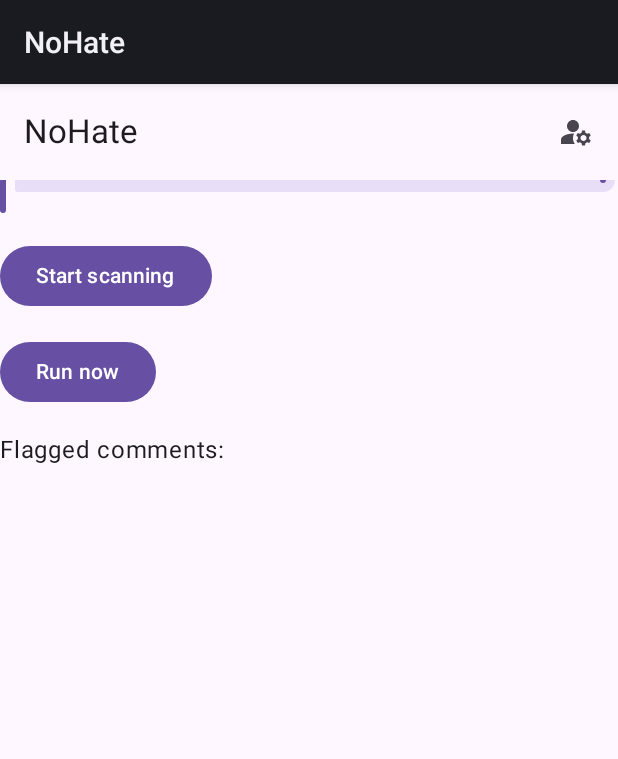
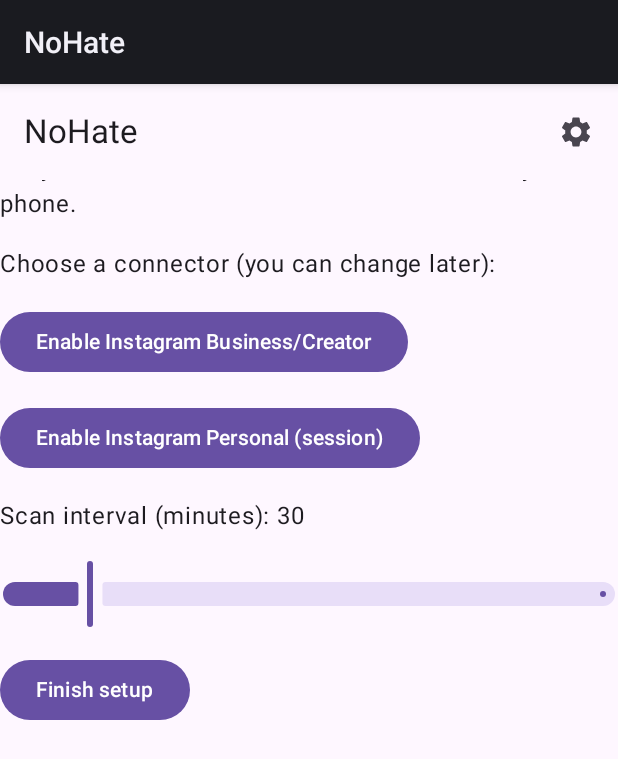
Before and after one commit to phrag/NoHate, an Android app built with Jetpack Compose: the screen it shows after launch (MainActivity), on a phone screen of 412 x 824 dp. Shown: the top 759 px of the screen. Run offline under Robolectric (Android 15) with nearby library versions, the phone set to English and light mode, and no system bars; 3 statements that could not run were skipped.

Commit message:
Implement navigation and onboarding logic: Added navigation components to MainActivity, including settings and onboarding screens. Updated SecureStore to manage onboarding completion state. Included new dependency for navigation-compose in build.gradle.kts.

```diff
--- a/app/build.gradle.kts
+++ b/app/build.gradle.kts
@@ -79,6 +79,7 @@ dependencies {
 	implementation("androidx.webkit:webkit:1.11.0")
 	implementation("com.google.android.material:material:1.12.0")
 	implementation("androidx.compose.material:material-icons-extended")
+	implementation("androidx.navigation:navigation-compose:2.8.0")
 
 	androidTestImplementation("androidx.test:core-ktx:1.6.1")
 	androidTestImplementation("androidx.test.ext:junit:1.2.1")
--- a/app/src/main/java/com/nohate/app/MainActivity.kt
+++ b/app/src/main/java/com/nohate/app/MainActivity.kt
@@ -27,10 +27,17 @@ import androidx.compose.material3.Scaffold
 import androidx.compose.material3.IconButton
 import androidx.compose.material3.Icon
 import androidx.compose.material.icons.Icons
-import androidx.compose.material.icons.filled.ManageAccounts
-import com.nohate.app.ui.AccountsScreen
+import androidx.compose.material.icons.filled.Settings
 import androidx.work.OneTimeWorkRequestBuilder
 import androidx.compose.material3.ExperimentalMaterial3Api
+import androidx.navigation.compose.NavHost
+import androidx.navigation.compose.composable
+import androidx.navigation.compose.rememberNavController
+import com.nohate.app.ui.AccountsScreen
+import com.nohate.app.ui.OnboardingScreen
+import com.nohate.app.ui.SettingsScreen
+import androidx.compose.material3.SnackbarHost
+import androidx.compose.material3.SnackbarHostState
 
 class MainActivity : ComponentActivity() {
 	override fun onCreate(savedInstanceState: Bundle?) {
@@ -46,29 +53,35 @@ class MainActivity : ComponentActivity() {
 @OptIn(ExperimentalMaterial3Api::class)
 @Composable
 private fun App() {
-	var showAccounts by remember { mutableStateOf(false) }
+	val context = androidx.compose.ui.platform.LocalContext.current
+	val store = remember { SecureStore(context) }
+	val nav = rememberNavController()
+	val startDest = if (store.isOnboardingComplete()) "home" else "onboarding"
+	val snackbarHostState = remember { SnackbarHostState() }
+
 	Scaffold(
 		topBar = {
 			TopAppBar(
 				title = { Text("NoHate") },
 				actions = {
-					IconButton(onClick = { showAccounts = !showAccounts }) {
-						Icon(Icons.Filled.ManageAccounts, contentDescription = "Accounts")
+					IconButton(onClick = { nav.navigate("settings") }) {
+						Icon(Icons.Filled.Settings, contentDescription = "Settings")
 					}
 				}
 			)
-		}
+		},
+		snackbarHost = { SnackbarHost(snackbarHostState) }
 	) { padding ->
-		if (showAccounts) {
-			AccountsScreen()
-		} else {
-			MainScreen()
+		NavHost(navController = nav, startDestination = startDest) {
+			composable("onboarding") { OnboardingScreen { nav.navigate("home") { popUpTo("onboarding") { inclusive = true } } } }
+			composable("home") { MainScreen(onMessage = { msg -> LaunchedEffect(msg) { snackbarHostState.showSnackbar(msg) } }) }
+			composable("settings") { SettingsScreen() }
 		}
 	}
 }
 
 @Composable
-private fun MainScreen() {
+private fun MainScreen(onMessage: (String) -> Unit) {
 	val context = androidx.compose.ui.platform.LocalContext.current
 	val store = remember { SecureStore(context) }
 	var minutes by remember { mutableStateOf(store.getIntervalMinutes()) }
@@ -82,7 +95,7 @@ private fun MainScreen() {
 		modifier = Modifier.fillMaxSize(),
 		verticalArrangement = Arrangement.spacedBy(16.dp)
 	) {
-		Text(text = "Interval: ${minutes} min")
+		Text(text = "Scan every ${minutes} min")
 		Slider(
 			value = minutes.toFloat(),
 			onValueChange = {
@@ -98,6 +111,7 @@ private fun MainScreen() {
 				ExistingPeriodicWorkPolicy.UPDATE,
 				request
 			)
+			onMessage("Scheduled scanning every ${minutes} min")
 		}) {
 			Text("Start scanning")
 		}
@@ -105,6 +119,7 @@ private fun MainScreen() {
 		Button(onClick = {
 			val nowReq = OneTimeWorkRequestBuilder<ScanWorker>().build()
 			WorkManager.getInstance(context).enqueue(nowReq)
+			onMessage("Scan started")
 		}) {
 			Text("Run now")
 		}
--- a/app/src/main/java/com/nohate/app/data/SecureStore.kt
+++ b/app/src/main/java/com/nohate/app/data/SecureStore.kt
@@ -62,8 +62,12 @@ class SecureStore(context: Context) {
 			.apply()
 	}
 
+	fun isOnboardingComplete(): Boolean = prefs.getBoolean(KEY_ONBOARDED, false)
+	fun setOnboardingComplete(value: Boolean) { prefs.edit().putBoolean(KEY_ONBOARDED, value).apply() }
+
 	companion object {
 		private const val KEY_INTERVAL_MIN = "interval_min"
 		private const val KEY_FLAGGED = "flagged_comments"
+		private const val KEY_ONBOARDED = "onboarding_complete"
 	}
 }
--- /dev/null
+++ b/app/src/main/java/com/nohate/app/ui/OnboardingScreen.kt
@@ -0,0 +1,58 @@
+package com.nohate.app.ui
+
+import android.content.Intent
+import androidx.compose.foundation.layout.Arrangement
+import androidx.compose.foundation.layout.Column
+import androidx.compose.foundation.layout.fillMaxSize
+import androidx.compose.material3.Button
+import androidx.compose.material3.MaterialTheme
+import androidx.compose.material3.Slider
+import androidx.compose.material3.Text
+import androidx.compose.runtime.Composable
+import androidx.compose.runtime.mutableStateOf
+import androidx.compose.runtime.remember
+import androidx.compose.ui.Modifier
+import androidx.compose.ui.unit.dp
+import androidx.compose.ui.platform.LocalContext
+import com.nohate.app.auth.SessionLoginActivity
+import com.nohate.app.data.SecureStore
+
+@Composable
+fun OnboardingScreen(onFinished: () -> Unit) {
+	val context = LocalContext.current
+	val store = remember { SecureStore(context) }
+	val sessionEnabled = remember { mutableStateOf(false) }
+	val graphEnabled = remember { mutableStateOf(false) }
+	val minutes = remember { mutableStateOf(30) }
+
+	Column(
+		modifier = Modifier.fillMaxSize(),
+		verticalArrangement = Arrangement.spacedBy(16.dp)
+	) {
+		Text("Welcome to NoHate", style = MaterialTheme.typography.titleLarge)
+		Text("Fully on-device classification. No data leaves your phone.")
+		Text("Choose a connector (you can change later):")
+		Button(onClick = {
+			graphEnabled.value = !graphEnabled.value
+			store.setFeatureEnabled("ig_graph", graphEnabled.value)
+		}) { Text(if (graphEnabled.value) "Instagram Business/Creator (enabled)" else "Enable Instagram Business/Creator") }
+		Button(onClick = {
+			sessionEnabled.value = !sessionEnabled.value
+			store.setFeatureEnabled("ig_session", sessionEnabled.value)
+			if (sessionEnabled.value) {
+				context.startActivity(Intent(context, SessionLoginActivity::class.java))
+			}
+		}) { Text(if (sessionEnabled.value) "Instagram Personal (enabled)" else "Enable Instagram Personal (session)") }
+
+		Text("Scan interval (minutes): ${minutes.value}")
+		Slider(value = minutes.value.toFloat(), onValueChange = {
+			minutes.value = it.toInt().coerceIn(15, 120)
+		}, valueRange = 15f..120f)
+
+		Button(onClick = {
+			store.setIntervalMinutes(minutes.value)
+			store.setOnboardingComplete(true)
+			onFinished()
+		}) { Text("Finish setup") }
+	}
+}
```
Also changed, not shown: app/src/main/java/com/nohate/app/ui/SettingsScreen.kt (added, +58 -0 lines).
